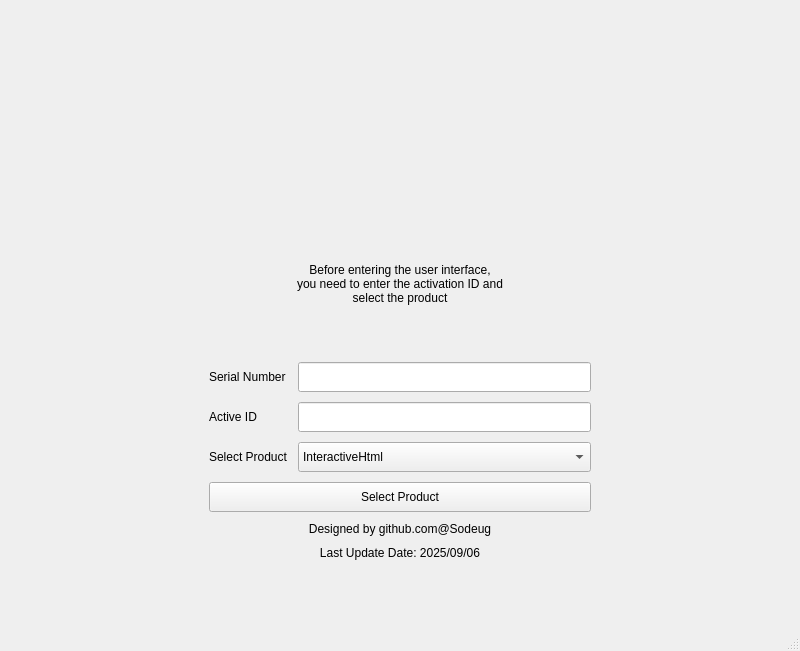
This is main.ui in SoDebug/InteractiveHtmlBom2.0 as Qt 5 draws it before an edit. The edited form follows.
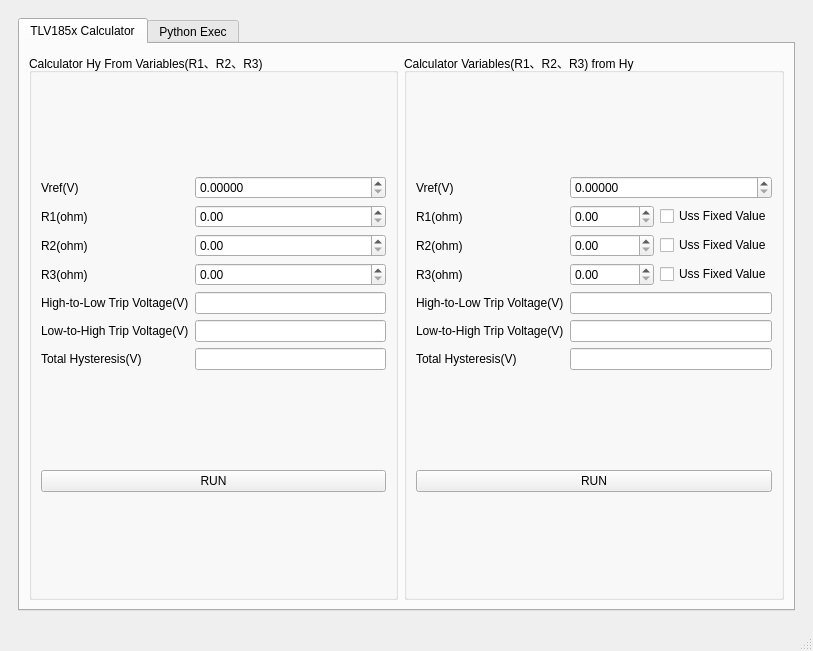
This is the edited form. The open tabs and pages were chosen to show the change. Icons and pictures are not drawn.

The edit to the form file:
```diff
--- a/main.ui
+++ b/main.ui
@@ -6,7 +6,7 @@
    <rect>
     <x>0</x>
     <y>0</y>
-    <width>800</width>
+    <width>813</width>
     <height>651</height>
    </rect>
   </property>
@@ -167,7 +167,12 @@
               </property>
               <item>
                <property name="text">
-                <string>InteractiveHtml</string>
+                <string>InteractiveHtml(Cadence)</string>
+               </property>
+              </item>
+              <item>
+               <property name="text">
+                <string>Inverting Hysteresis Comparator</string>
                </property>
               </item>
              </widget>
@@ -416,6 +421,262 @@
         </item>
        </layout>
       </widget>
+      <widget class="QWidget" name="PN_16702A">
+       <layout class="QGridLayout" name="gridLayout_6">
+        <item row="0" column="0">
+         <widget class="QTabWidget" name="tabWidget">
+          <property name="currentIndex">
+           <number>0</number>
+          </property>
+          <widget class="QWidget" name="TLV185x_Calculator">
+           <attribute name="title">
+            <string>TLV185x Calculator</string>
+           </attribute>
+           <layout class="QGridLayout" name="gridLayout_7">
+            <item row="0" column="0">
+             <widget class="QGroupBox" name="CalculatorHy">
+              <property name="title">
+               <string>Calculator Hy From Variables(R1、R2、R3)</string>
+              </property>
+              <layout class="QGridLayout" name="gridLayout_9">
+               <item row="0" column="0">
+                <layout class="QGridLayout" name="gridLayout_10">
+                 <item row="0" column="1">
+                  <widget class="QDoubleSpinBox" name="doubleSpinBox_CalculatorHy_Vref">
+                   <property name="decimals">
+                    <number>5</number>
+                   </property>
+                  </widget>
+                 </item>
+                 <item row="6" column="0">
+                  <widget class="QLabel" name="label_CalculatorHy_TH">
+                   <property name="text">
+                    <string>Total Hysteresis(V)</string>
+                   </property>
+                  </widget>
+                 </item>
+                 <item row="0" column="0">
+                  <widget class="QLabel" name="label_CalculatorHy_Vref">
+                   <property name="text">
+                    <string>Vref(V)</string>
+                   </property>
+                  </widget>
+                 </item>
+                 <item row="3" column="1">
+                  <widget class="QDoubleSpinBox" name="doubleSpinBox_CalculatorHy_r3">
+                   <property name="maximum">
+                    <double>9999999.990000000223517</double>
+                   </property>
+                  </widget>
+                 </item>
+                 <item row="4" column="0">
+                  <widget class="QLabel" name="label_CalculatorHy_H2L">
+                   <property name="text">
+                    <string>High-to-Low Trip Voltage(V)</string>
+                   </property>
+                  </widget>
+                 </item>
+                 <item row="5" column="1">
+                  <widget class="QLineEdit" name="lineEdit_CalculatorHy_L2H"/>
+                 </item>
+                 <item row="5" column="0">
+                  <widget class="QLabel" name="label_CalculatorHy_L2H">
+                   <property name="text">
+                    <string>Low-to-High Trip Voltage(V)</string>
+                   </property>
+                  </widget>
+                 </item>
+                 <item row="4" column="1">
+                  <widget class="QLineEdit" name="lineEdit_CalculatorHy_H2L"/>
+                 </item>
+                 <item row="6" column="1">
+                  <widget class="QLineEdit" name="lineEdit_CalculatorHy_TH"/>
+                 </item>
+                 <item row="2" column="1">
+                  <widget class="QDoubleSpinBox" name="doubleSpinBox_CalculatorHy_r2">
+                   <property name="maximum">
+                    <double>9999999.990000000223517</double>
+                   </property>
+                  </widget>
+                 </item>
+                 <item row="3" column="0">
+                  <widget class="QLabel" name="label_CalculatorHy_r3">
+                   <property name="text">
+                    <string>R3(ohm)</string>
+                   </property>
+                  </widget>
+                 </item>
+                 <item row="2" column="0">
+                  <widget class="QLabel" name="label_CalculatorHy_r2">
+                   <property name="text">
+                    <string>R2(ohm)</string>
+                   </property>
+                  </widget>
+                 </item>
+                 <item row="1" column="0">
+                  <widget class="QLabel" name="label_CalculatorHy_r1">
+                   <property name="text">
+                    <string>R1(ohm)</string>
+                   </property>
+                  </widget>
+                 </item>
+                 <item row="1" column="1">
+                  <widget class="QDoubleSpinBox" name="doubleSpinBox_CalculatorHy_r1">
+                   <property name="maximum">
+                    <double>9999999.990000000223517</double>
+                   </property>
+                  </widget>
+                 </item>
+                </layout>
+               </item>
+               <item row="1" column="0">
+                <widget class="QPushButton" name="pushButton_CalculatorHy_RUN">
+                 <property name="text">
+                  <string>RUN</string>
+                 </property>
+                </widget>
+               </item>
+              </layout>
+             </widget>
+            </item>
+            <item row="0" column="1">
+             <widget class="QGroupBox" name="CalculatorVar">
+              <property name="title">
+               <string>Calculator Variables(R1、R2、R3) from Hy</string>
+              </property>
+              <layout class="QGridLayout" name="gridLayout_11">
+               <item row="0" column="0">
+                <layout class="QGridLayout" name="gridLayout_8">
+                 <item row="3" column="1">
+                  <widget class="QDoubleSpinBox" name="doubleSpinBox_CalculatorVar_r3">
+                   <property name="maximum">
+                    <double>9999999.990000000223517</double>
+                   </property>
+                  </widget>
+                 </item>
+                 <item row="4" column="0">
+                  <widget class="QLabel" name="label_CalculatorVar_H2L">
+                   <property name="text">
+                    <string>High-to-Low Trip Voltage(V)</string>
+                   </property>
+                  </widget>
+                 </item>
+                 <item row="6" column="0">
+                  <widget class="QLabel" name="label_CalculatorVar_TH">
+                   <property name="text">
+                    <string>Total Hysteresis(V)</string>
+                   </property>
+                  </widget>
+                 </item>
+                 <item row="1" column="1">
+                  <widget class="QDoubleSpinBox" name="doubleSpinBox_CalculatorVar_r1">
+                   <property name="maximum">
+                    <double>9999999.990000000223517</double>
+                   </property>
+                  </widget>
+                 </item>
+                 <item row="3" column="0">
+                  <widget class="QLabel" name="label_CalculatorVar_r3">
+                   <property name="text">
+                    <string>R3(ohm)</string>
+                   </property>
+                  </widget>
+                 </item>
+                 <item row="2" column="1">
+                  <widget class="QDoubleSpinBox" name="doubleSpinBox_CalculatorVar_r2">
+                   <property name="maximum">
+                    <double>9999999.990000000223517</double>
+                   </property>
+                  </widget>
+                 </item>
+                 <item row="2" column="0">
+                  <widget class="QLabel" name="label_CalculatorVar_r2">
+                   <property name="text">
+                    <string>R2(ohm)</string>
+                   </property>
+                  </widget>
+                 </item>
+                 <item row="1" column="0">
+                  <widget class="QLabel" name="label_CalculatorVar_r1">
+                   <property name="text">
+                    <string>R1(ohm)</string>
+                   </property>
+                  </widget>
+                 </item>
+                 <item row="5" column="0">
+                  <widget class="QLabel" name="label_CalculatorVar_L2H">
+                   <property name="text">
+                    <string>Low-to-High Trip Voltage(V)</string>
+                   </property>
+                  </widget>
+                 </item>
+                 <item row="0" column="0">
+                  <widget class="QLabel" name="label_CalculatorVar_Vref">
+                   <property name="text">
+                    <string>Vref(V)</string>
+                   </property>
+                  </widget>
+                 </item>
+                 <item row="1" column="2">
+                  <widget class="QCheckBox" name="checkBox_CalculatorVar_r1">
+                   <property name="text">
+                    <string>Uss Fixed Value</string>
+                   </property>
+                  </widget>
+                 </item>
+                 <item row="2" column="2">
+                  <widget class="QCheckBox" name="checkBox_CalculatorVar_r2">
+                   <property name="text">
+                    <string>Uss Fixed Value</string>
+                   </property>
+                  </widget>
+                 </item>
+                 <item row="3" column="2">
+                  <widget class="QCheckBox" name="checkBox_CalculatorVar_r3">
+                   <property name="text">
+                    <string>Uss Fixed Value</string>
+                   </property>
+                  </widget>
+                 </item>
+                 <item row="0" column="1" colspan="2">
+                  <widget class="QDoubleSpinBox" name="doubleSpinBox_CalculatorVar_Vref">
+                   <property name="decimals">
+                    <number>5</number>
+                   </property>
+                  </widget>
+                 </item>
+                 <item row="6" column="1" colspan="2">
+                  <widget class="QLineEdit" name="lineEdit_CalculatorVar_TH"/>
+                 </item>
+                 <item row="4" column="1" colspan="2">
+                  <widget class="QLineEdit" name="lineEdit_CalculatorVar_H2L"/>
+                 </item>
+                 <item row="5" column="1" colspan="2">
+                  <widget class="QLineEdit" name="lineEdit_CalculatorVar_L2H"/>
+                 </item>
+                </layout>
+               </item>
+               <item row="1" column="0">
+                <widget class="QPushButton" name="pushButton_CalculatorVar_RUN">
+                 <property name="text">
+                  <string>RUN</string>
+                 </property>
+                </widget>
+               </item>
+              </layout>
+             </widget>
+            </item>
+           </layout>
+          </widget>
+          <widget class="QWidget" name="PythonExec">
+           <attribute name="title">
+            <string>Python Exec</string>
+           </attribute>
+          </widget>
+         </widget>
+        </item>
+       </layout>
+      </widget>
      </widget>
     </item>
    </layout>
```
Left out of the diff: 2 changed lines with no effect on the pictures.
